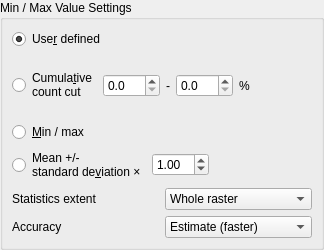
First picture: the form in src/ui/qgsrasterminmaxwidgetbase.ui, repository nextgis/nextgisqgis, before the edit.
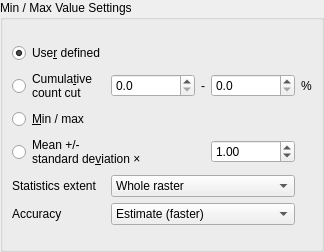
Second picture: the form after the edit. Custom widgets are drawn as their Qt base class.

The edit to the form file:
```diff
--- a/src/ui/qgsrasterminmaxwidgetbase.ui
+++ b/src/ui/qgsrasterminmaxwidgetbase.ui
@@ -7,7 +7,7 @@
     <x>0</x>
     <y>0</y>
     <width>324</width>
-    <height>250</height>
+    <height>252</height>
    </rect>
   </property>
   <property name="windowTitle">
@@ -45,23 +45,8 @@
      </property>
      <layout class="QVBoxLayout" name="verticalLayout_4">
       <item>
-       <layout class="QGridLayout" name="gridLayout">
-        <item row="0" column="0">
-         <widget class="QRadioButton" name="mUserDefinedRadioButton">
-          <property name="text">
-           <string>Use&amp;r defined</string>
-          </property>
-          <property name="checked">
-           <bool>true</bool>
-          </property>
-          <attribute name="buttonGroup">
-           <string notr="true">mMinMaxMethodRadioButtonGroup</string>
-          </attribute>
-         </widget>
-        </item>
+       <layout class="QGridLayout" name="gridLayout" rowstretch="0,0,0,0,0,0">
         <item row="1" column="0">
-         <layout class="QHBoxLayout" name="horizontalLayout_4">
-          <item>
            <widget class="QRadioButton" name="mCumulativeCutRadioButton">
             <property name="text">
              <string>Cumula&amp;tive
@@ -75,66 +60,90 @@
             </attribute>
            </widget>
           </item>
-          <item>
-           <widget class="QgsDoubleSpinBox" name="mCumulativeCutLowerDoubleSpinBox">
-            <property name="decimals">
-             <number>1</number>
+        <item row="5" column="0">
+         <widget class="QLabel" name="mAccuracyLabel">
+          <property name="text">
+           <string>Accuracy</string>
             </property>
            </widget>
           </item>
-          <item>
+        <item row="1" column="2">
            <widget class="QLabel" name="label">
+          <property name="sizePolicy">
+           <sizepolicy hsizetype="Fixed" vsizetype="Preferred">
+            <horstretch>0</horstretch>
+            <verstretch>0</verstretch>
+           </sizepolicy>
+          </property>
             <property name="text">
              <string>-</string>
             </property>
            </widget>
           </item>
-          <item>
-           <widget class="QgsDoubleSpinBox" name="mCumulativeCutUpperDoubleSpinBox">
-            <property name="decimals">
-             <number>1</number>
-            </property>
-           </widget>
-          </item>
-          <item>
+        <item row="1" column="4">
            <widget class="QLabel" name="label_2">
+          <property name="sizePolicy">
+           <sizepolicy hsizetype="Fixed" vsizetype="Preferred">
+            <horstretch>0</horstretch>
+            <verstretch>0</verstretch>
+           </sizepolicy>
+          </property>
             <property name="text">
              <string>%</string>
             </property>
            </widget>
           </item>
-          <item>
-           <spacer name="horizontalSpacer_8">
-            <property name="orientation">
-             <enum>Qt::Horizontal</enum>
-            </property>
-            <property name="sizeHint" stdset="0">
-             <size>
-              <width>123</width>
-              <height>20</height>
-             </size>
-            </property>
-           </spacer>
-          </item>
-         </layout>
+        <item row="0" column="0">
+         <widget class="QRadioButton" name="mUserDefinedRadioButton">
+          <property name="text">
+           <string>Use&amp;r defined</string>
+          </property>
+          <property name="checked">
+           <bool>true</bool>
+          </property>
+          <attribute name="buttonGroup">
+           <string notr="true">mMinMaxMethodRadioButtonGroup</string>
+          </attribute>
+         </widget>
+        </item>
+        <item row="2" column="0">
+         <widget class="QRadioButton" name="mMinMaxRadioButton">
+          <property name="text">
+           <string>&amp;Min / max</string>
+          </property>
+          <attribute name="buttonGroup">
+           <string notr="true">mMinMaxMethodRadioButtonGroup</string>
+          </attribute>
+         </widget>
+        </item>
+        <item row="1" column="3">
+         <widget class="QgsDoubleSpinBox" name="mCumulativeCutUpperDoubleSpinBox">
+          <property name="decimals">
+           <number>1</number>
+          </property>
+         </widget>
+        </item>
+        <item row="1" column="1">
+         <widget class="QgsDoubleSpinBox" name="mCumulativeCutLowerDoubleSpinBox">
+          <property name="decimals">
+           <number>1</number>
+          </property>
+         </widget>
         </item>
         <item row="4" column="0">
-         <layout class="QHBoxLayout" name="horizontalLayout_6">
-          <item>
-           <widget class="QRadioButton" name="mStdDevRadioButton">
+         <widget class="QLabel" name="mStatisticsExtentLabel">
             <property name="text">
-             <string>Mean +/-
-standard de&amp;viation ×</string>
-            </property>
-            <attribute name="buttonGroup">
-             <string notr="true">mMinMaxMethodRadioButtonGroup</string>
-            </attribute>
-           </widget>
-          </item>
-          <item>
+           <string>Statistics extent</string>
+          </property>
+          <property name="margin">
+           <number>0</number>
+          </property>
+         </widget>
+        </item>
+        <item row="3" column="3">
            <widget class="QgsDoubleSpinBox" name="mStdDevSpinBox">
             <property name="sizePolicy">
-             <sizepolicy hsizetype="Fixed" vsizetype="Fixed">
+           <sizepolicy hsizetype="Preferred" vsizetype="Fixed">
               <horstretch>0</horstretch>
               <verstretch>0</verstretch>
              </sizepolicy>
@@ -144,34 +153,18 @@
             </property>
            </widget>
           </item>
-          <item>
-           <spacer name="horizontalSpacer_6">
-            <property name="orientation">
-             <enum>Qt::Horizontal</enum>
-            </property>
-            <property name="sizeHint" stdset="0">
-             <size>
-              <width>123</width>
-              <height>20</height>
-             </size>
-            </property>
-           </spacer>
-          </item>
-         </layout>
-        </item>
-        <item row="2" column="0">
-         <widget class="QRadioButton" name="mMinMaxRadioButton">
+        <item row="3" column="0" colspan="3">
+         <widget class="QRadioButton" name="mStdDevRadioButton">
           <property name="text">
-           <string>&amp;Min / max</string>
+           <string>Mean +/-
+standard de&amp;viation ×</string>
           </property>
           <attribute name="buttonGroup">
            <string notr="true">mMinMaxMethodRadioButtonGroup</string>
           </attribute>
          </widget>
         </item>
-        <item row="6" column="0">
-         <layout class="QGridLayout" name="gridLayout_2">
-          <item row="0" column="1">
+        <item row="4" column="1" colspan="3">
            <widget class="QComboBox" name="mStatisticsExtentCombo">
             <item>
              <property name="text">
@@ -190,24 +183,7 @@
             </item>
            </widget>
           </item>
-          <item row="0" column="0">
-           <widget class="QLabel" name="mStatisticsExtentLabel">
-            <property name="text">
-             <string>Statistics extent</string>
-            </property>
-            <property name="margin">
-             <number>0</number>
-            </property>
-           </widget>
-          </item>
-          <item row="1" column="0">
-           <widget class="QLabel" name="mAccuracyLabel">
-            <property name="text">
-             <string>Accuracy</string>
-            </property>
-           </widget>
-          </item>
-          <item row="1" column="1">
+        <item row="5" column="1" colspan="3">
            <widget class="QComboBox" name="cboAccuracy">
             <item>
              <property name="text">
@@ -224,24 +200,22 @@
          </layout>
         </item>
        </layout>
-      </item>
-     </layout>
     </widget>
    </item>
   </layout>
  </widget>
  <customwidgets>
-  <customwidget>
-   <class>QgsDoubleSpinBox</class>
-   <extends>QDoubleSpinBox</extends>
-   <header>qgsdoublespinbox.h</header>
-  </customwidget>
   <customwidget>
    <class>QgsCollapsibleGroupBox</class>
    <extends>QGroupBox</extends>
    <header>qgscollapsiblegroupbox.h</header>
    <container>1</container>
   </customwidget>
+  <customwidget>
+   <class>QgsDoubleSpinBox</class>
+   <extends>QDoubleSpinBox</extends>
+   <header>qgsdoublespinbox.h</header>
+  </customwidget>
  </customwidgets>
  <tabstops>
   <tabstop>mUserDefinedRadioButton</tabstop>
```
Left out of the diff: 6 changed lines with no effect on the pictures. Lines whose indentation alone changed are shown as unchanged.
